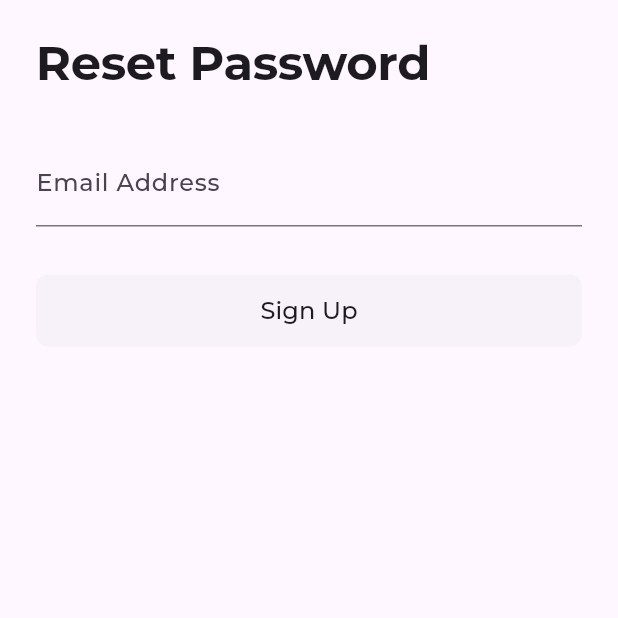
After one commit to omar-arnous/Track-It, a Flutter app: the screen it shows after launch, after a tap on "Sign Up", after a tap on "Login", after a tap on "Reset password", on a phone screen of 412 x 824 dp, the top half of it. The commit adds this screen. Run offline on Flutter 3.47's test engine with Material 3 defaults, Android fonts, the phone set to English and light mode, and no system bars; our stand-ins replace bloc, cloud_firestore, dartz, equatable, firebase_auth, firebase_core and 6 more; accounts and stored records are empty.

Commit message:
implement the reset password ui

```diff
--- a/analysis_options.yaml
+++ b/analysis_options.yaml
@@ -7,6 +7,9 @@
 
 # The following line activates a set of recommended lints for Flutter apps,
 # packages, and plugins designed to encourage good coding practices.
+analyzer:
+  errors:
+    must_be_immutable: ignore
 include: package:flutter_lints/flutter.yaml
 
 linter:
@@ -23,6 +26,5 @@ linter:
   rules:
     # avoid_print: false  # Uncomment to disable the `avoid_print` rule
     # prefer_single_quotes: true  # Uncomment to enable the `prefer_single_quotes` rule
-
 # Additional information about this file can be found at
 # https://dart.dev/guides/language/analysis-options
--- a/lib/config/router.dart
+++ b/lib/config/router.dart
@@ -1,6 +1,7 @@
 import 'package:go_router/go_router.dart';
 import 'package:trackit/core/constants/routes.dart';
 import 'package:trackit/presentation/pages/auth/login_page.dart';
+import 'package:trackit/presentation/pages/auth/reset_password_page.dart';
 import 'package:trackit/presentation/pages/auth/signup_page.dart';
 import 'package:trackit/presentation/pages/home_page.dart';
 
@@ -20,6 +21,11 @@ class Routes {
         builder: (context, state) => const LoginPage(),
       ),
       GoRoute(
+        name: 'Reset Password',
+        path: kResetPasswordRoute,
+        builder: (context, state) => const ResetPasswordPage(),
+      ),
+      GoRoute(
         name: 'Home',
         path: kHomeRoute,
         builder: (context, state) => const HomePage(),
--- a/lib/presentation/pages/auth/login_page.dart
+++ b/lib/presentation/pages/auth/login_page.dart
@@ -41,7 +41,6 @@ class _LoginPageState extends State<LoginPage> {
     return BlocListener<AuthBloc, AuthState>(
       listener: (context, state) async {
         if (state is Authenticated) {
-          // TODO: move to home / layout page
           context.go(kHomeRoute);
         } else if (state is AuthError) {
           await showAdaptiveDialog(
@@ -89,10 +88,22 @@ class _LoginPageState extends State<LoginPage> {
                           type: Type.password,
                         ),
                         const SizedBox(height: 24),
+                        Row(
+                          children: [
+                            const Text('Forget password?'),
+                            TextButton(
+                              onPressed: () {
+                                context.go(kResetPasswordRoute);
+                              },
+                              child: const Text('Reset password'),
+                            ),
+                          ],
+                        ),
+                        const SizedBox(height: 24),
                         FormButton(
                           label: 'Log In',
                           isLoading: isLoading,
-                          onPress: () {},
+                          onPress: validateForm,
                         ),
                         const SizedBox(height: 24),
                         // const Row(
@@ -118,6 +129,7 @@ class _LoginPageState extends State<LoginPage> {
                         // )
                         Row(
                           mainAxisAlignment: MainAxisAlignment.center,
+                          crossAxisAlignment: CrossAxisAlignment.center,
                           children: [
                             Text(
                               "Don't have an account?",
@@ -125,7 +137,7 @@ class _LoginPageState extends State<LoginPage> {
                             ),
                             TextButton(
                               onPressed: () {
-                                context.go(kSignUpRoute);
+                                context.push(kSignUpRoute);
                               },
                               child: const Text('Signup'),
                             ),
@@ -142,4 +154,20 @@ class _LoginPageState extends State<LoginPage> {
       ),
     );
   }
+
+  void validateForm() {
+    final isValid = formKey.currentState!.validate();
+
+    if (isValid) {
+      setState(() {
+        isLoading = true;
+      });
+      context.read<AuthBloc>().add(
+            SignInEvent(
+              email: emailController.text,
+              password: passwordController.text,
+            ),
+          );
+    }
+  }
 }
--- /dev/null
+++ b/lib/presentation/pages/auth/reset_password_page.dart
@@ -0,0 +1,84 @@
+import 'package:flutter/material.dart';
+import 'package:flutter_bloc/flutter_bloc.dart';
+import 'package:trackit/presentation/blocs/auth/auth_bloc.dart';
+import 'package:trackit/presentation/widgets/form_button.dart';
+import 'package:trackit/presentation/widgets/form_input.dart';
+
+class ResetPasswordPage extends StatefulWidget {
+  const ResetPasswordPage({super.key});
+
+  @override
+  State<ResetPasswordPage> createState() => _ResetPasswordPageState();
+}
+
+class _ResetPasswordPageState extends State<ResetPasswordPage> {
+  final formKey = GlobalKey<FormState>();
+  bool isLoading = false;
+  late TextEditingController emailController;
+
+  @override
+  void initState() {
+    super.initState();
+    emailController = TextEditingController();
+  }
+
+  @override
+  void dispose() {
+    emailController.dispose();
+    super.dispose();
+  }
+
+  @override
+  Widget build(BuildContext context) {
+    return SafeArea(
+      child: Scaffold(
+        body: SingleChildScrollView(
+          child: Container(
+            margin: const EdgeInsets.all(24),
+            child: Column(
+              crossAxisAlignment: CrossAxisAlignment.start,
+              children: [
+                Text(
+                  'Reset Password',
+                  style: Theme.of(context).textTheme.displayLarge,
+                ),
+                const SizedBox(height: 24),
+                Form(
+                  key: formKey,
+                  child: Column(
+                    children: [
+                      FormInput(
+                        controller: emailController,
+                        label: 'Email Address',
+                        type: Type.email,
+                      ),
+                      const SizedBox(height: 24),
+                      FormButton(
+                        label: 'Sign Up',
+                        isLoading: isLoading,
+                        onPress: validateForm,
+                      ),
+                    ],
+                  ),
+                ),
+              ],
+            ),
+          ),
+        ),
+      ),
+    );
+  }
+
+  void validateForm() {
+    final isValid = formKey.currentState!.validate();
+
+    if (isValid) {
+      setState(() {
+        isLoading = true;
+      });
+      context
+          .read<AuthBloc>()
+          .add(ResetPasswordEvent(email: emailController.text));
+    }
+  }
+}
--- a/lib/presentation/pages/auth/signup_page.dart
+++ b/lib/presentation/pages/auth/signup_page.dart
@@ -41,7 +41,6 @@ class _SignUpPageState extends State<SignUpPage> {
     return BlocListener<AuthBloc, AuthState>(
       listener: (context, state) async {
         if (state is Authenticated) {
-          // TODO: Implement navigating to home page
           context.go(kHomeRoute);
         } else if (state is AuthError) {
           await showAdaptiveDialog(
```
